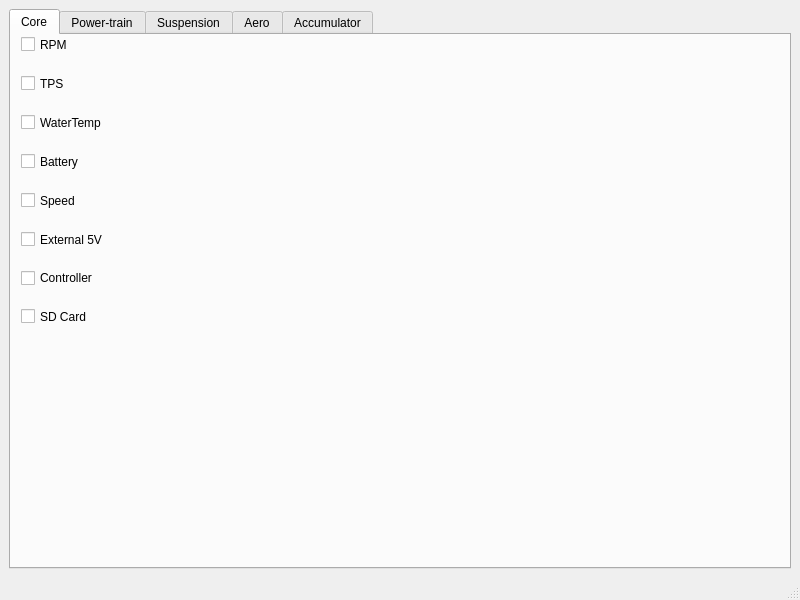
This is gui-front-end/mainwindow.ui in sufst/wireless-telemetry-gui as Qt 5 draws it before an edit. The edited form follows.
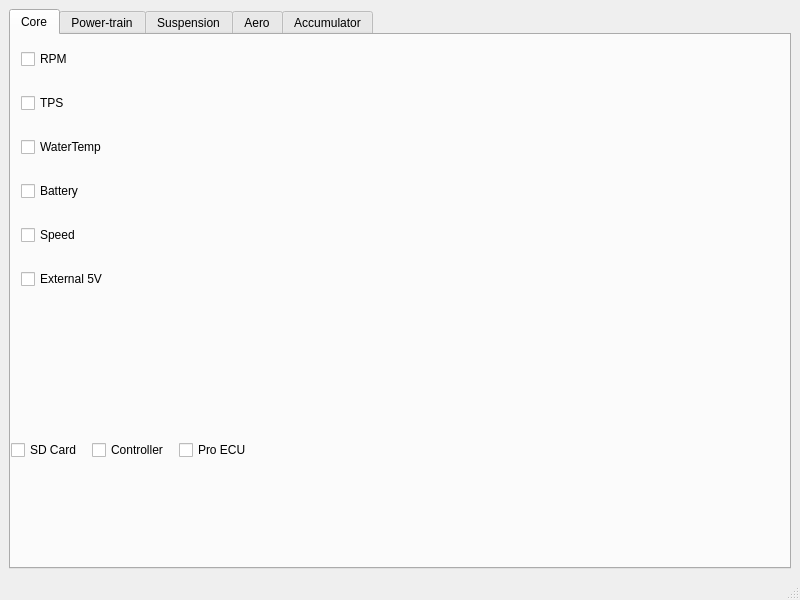
This is the edited form.

Commit message: Moved connection indicators to status bar

Patch:
```diff
--- a/gui-front-end/mainwindow.ui
+++ b/gui-front-end/mainwindow.ui
@@ -40,13 +40,13 @@
           </property>
           <layout class="QHBoxLayout" name="horizontalLayout_2"/>
          </widget>
-         <widget class="QWidget" name="">
+         <widget class="QWidget" name="layoutWidget">
           <property name="geometry">
            <rect>
             <x>10</x>
-            <y>0</y>
-            <width>96</width>
-            <height>291</height>
+            <y>10</y>
+            <width>121</width>
+            <height>251</height>
            </rect>
           </property>
           <layout class="QVBoxLayout" name="checkbox_layout">
@@ -95,38 +95,45 @@
              </property>
             </widget>
            </item>
+          </layout>
+         </widget>
+         <widget class="QWidget" name="status_widget" native="true">
+          <property name="geometry">
+           <rect>
+            <x>0</x>
+            <y>380</y>
+            <width>241</width>
+            <height>71</height>
+           </rect>
+          </property>
+          <layout class="QHBoxLayout" name="horizontalLayout_4">
            <item>
-            <spacer name="checkbox_spacer">
-             <property name="orientation">
-              <enum>Qt::Vertical</enum>
+            <layout class="QHBoxLayout" name="horizontalLayout_3">
+             <property name="spacing">
+              <number>10</number>
              </property>
-             <property name="sizeHint" stdset="0">
-              <size>
-               <width>20</width>
-               <height>40</height>
-              </size>
-             </property>
-            </spacer>
+             <item>
+              <widget class="QCheckBox" name="sd_card">
+               <property name="text">
+                <string>SD Card</string>
+               </property>
+              </widget>
            </item>
            <item>
             <widget class="QCheckBox" name="controller">
              <property name="text">
               <string>Controller</string>
              </property>
-             <property name="checkable">
-              <bool>false</bool>
-             </property>
             </widget>
            </item>
            <item>
-            <widget class="QCheckBox" name="sdcard">
+              <widget class="QCheckBox" name="ecu">
              <property name="text">
-              <string>SD Card</string>
-             </property>
-             <property name="checkable">
-              <bool>false</bool>
-             </property>
-            </widget>
+                <string>Pro ECU</string>
+               </property>
+              </widget>
+             </item>
+            </layout>
            </item>
           </layout>
          </widget>
```
Lines whose indentation alone changed are shown as unchanged. The commit also changes 2 other files.
